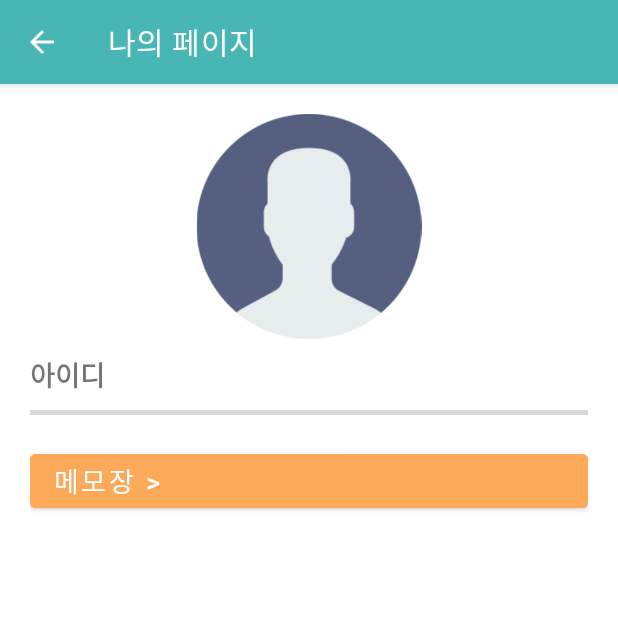
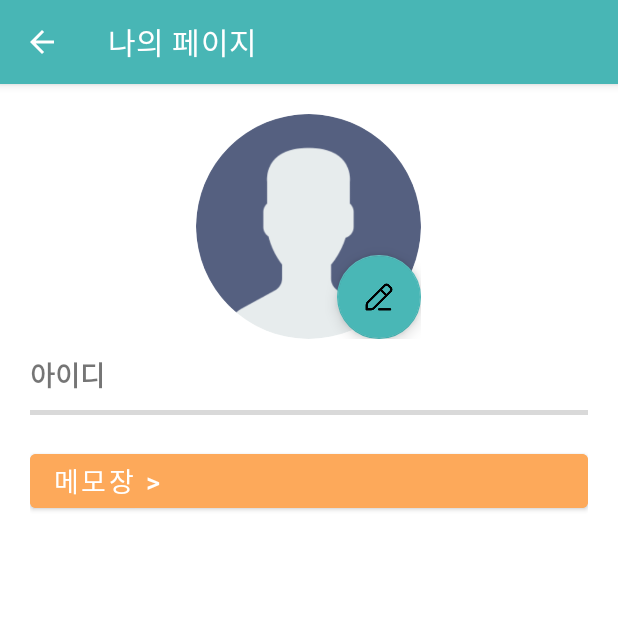
Before and after one commit to hyuntaek2002/Kotlin-Android, an Android app: the MyPageActivity screen opened directly, with no data from a screen before it, on a phone screen of 412 x 824 dp, the top half of it. Run offline under Robolectric (Android 15) with nearby library versions, the phone set to English and light mode, and no system bars.

Commit message:
11번 문제

```diff
--- a/app/build.gradle.kts
+++ b/app/build.gradle.kts
@@ -37,6 +37,7 @@ dependencies {
     implementation(libs.androidx.constraintlayout)
     implementation(libs.androidx.core.ktx)
     implementation(libs.material)
+    implementation(libs.glide)
     testImplementation(libs.junit)
     androidTestImplementation(libs.androidx.espresso.core)
     androidTestImplementation(libs.androidx.junit)
--- a/app/src/main/res/layout/activity_mypage.xml
+++ b/app/src/main/res/layout/activity_mypage.xml
@@ -6,17 +6,42 @@
     android:layout_width="match_parent"
     android:layout_height="match_parent"
     android:layout_margin="20dp"
+    android:gravity="center_horizontal"
     android:orientation="vertical"
     tools:context=".mypage.MyPageActivity">
 
 
-    <ImageView
-        android:id="@+id/loginimg"
-        android:layout_width="match_parent"
+    <FrameLayout
+        android:layout_width="150dp"
         android:layout_height="150dp"
-        android:layout_alignParentTop="false"
-        android:layout_centerHorizontal="false"
-        android:src="@drawable/mypage_user" />
+        android:layout_centerInParent="true">
+
+        <androidx.cardview.widget.CardView
+            android:layout_width="150dp"
+            android:layout_height="150dp"
+            app:cardCornerRadius="90dp"
+            app:cardElevation="0dp">
+
+            <ImageView
+                android:id="@+id/loginimg"
+                android:layout_width="match_parent"
+                android:layout_height="150dp"
+                android:scaleType="centerCrop"
+                android:src="@drawable/mypage_user" />
+        </androidx.cardview.widget.CardView>
+
+
+        <com.google.android.material.floatingactionbutton.FloatingActionButton
+            android:id="@+id/fab_add_photo"
+
+            android:layout_width="wrap_content"
+            android:layout_height="wrap_content"
+            android:layout_gravity="bottom|right"
+            android:src="@drawable/mypage_modify"
+            android:tint="@color/white"
+            app:backgroundTint="#49B7B6" />
+
+    </FrameLayout>
 
     <LinearLayout
         android:id="@+id/work_layout"
@@ -64,5 +89,4 @@
         android:text="메모장 >"
         android:textSize="18sp" />
 
-
 </LinearLayout>
--- /dev/null
+++ b/app/src/main/res/xml/file_paths.xml
@@ -0,0 +1,4 @@
+<?xml version="1.0" encoding="utf-8"?>
+<paths>
+    <external-files-path   name="images"  path="Pictures"/>
+</paths>
--- a/gradle/libs.versions.toml
+++ b/gradle/libs.versions.toml
@@ -1,4 +1,5 @@
 [versions]
+glide = "5.0.0-rc01"
 agp = "9.3.3"
 coreKtx = "1.10.1"
 junit = "4.13.2"
@@ -10,6 +11,7 @@ activityKtx = "1.8.0"
 constraintlayout = "2.1.4"
 
 [libraries]
+glide = { group = "com.github.bumptech.glide", name = "glide", version.ref = "glide" }
 androidx-core-ktx = { group = "androidx.core", name = "core-ktx", version.ref = "coreKtx" }
 junit = { group = "junit", name = "junit", version.ref = "junit" }
 androidx-junit = { group = "androidx.test.ext", name = "junit", version.ref = "junitVersion" }
```
Also changed, not shown: app/src/main/AndroidManifest.xml (+10 -0 lines), app/src/main/java/com/androidbook/bookmarket/mypage/MyPageActivity.kt (+109 -0 lines), app/src/main/res/layout/activity_mypage_picture_dialog.xml (added, +58 -0 lines), app/src/main/res/drawable/mypage_camera.png (added), app/src/main/res/drawable/mypage_gallery.png (added), app/src/main/res/drawable/mypage_modify.png (added).
